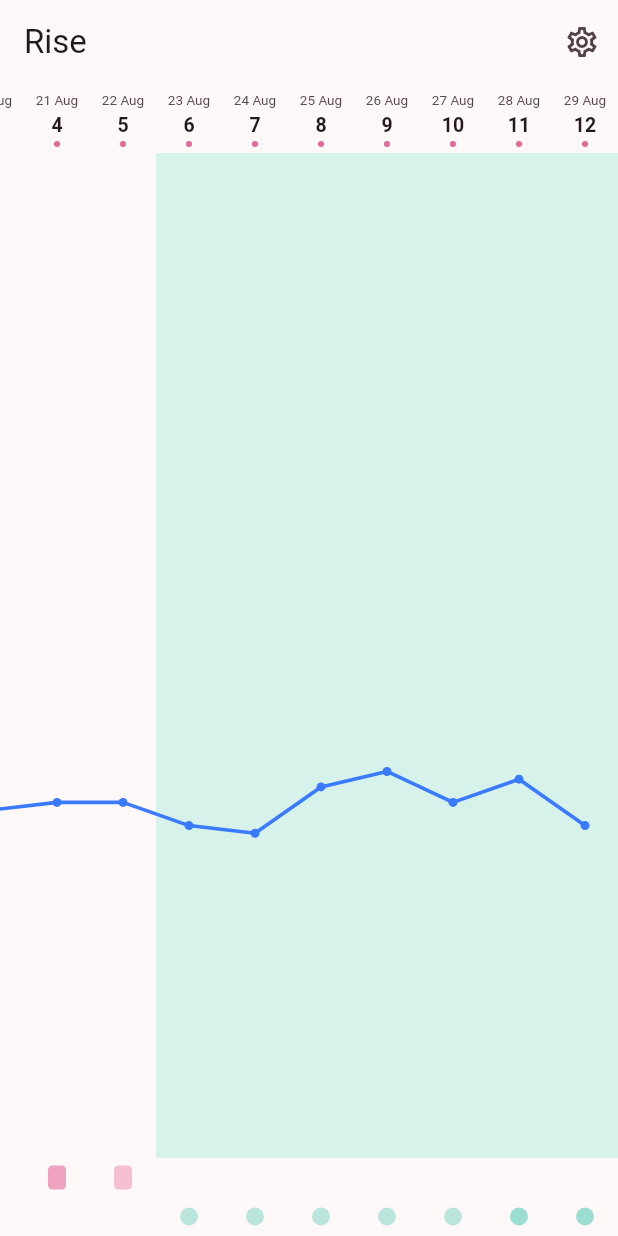
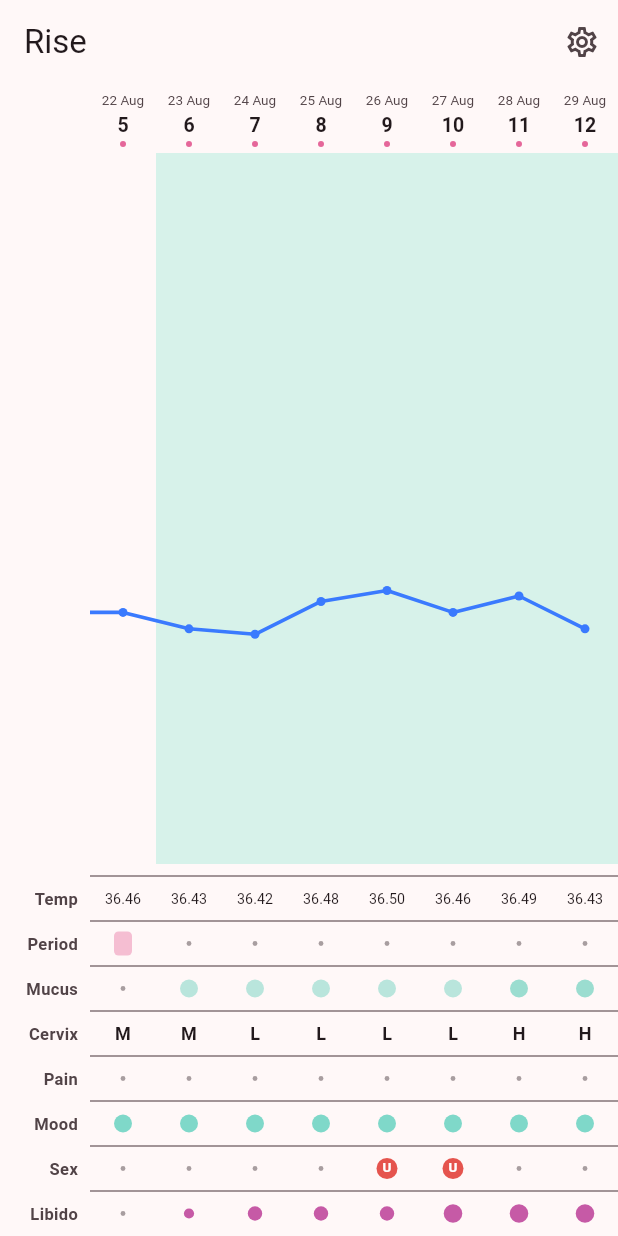
Before and after one commit to acidg/rise, a Flutter app: the screen it shows after launch, on a phone screen of 412 x 824 dp. Run offline on Flutter 3.47's test engine with Material 3 defaults, Android fonts, the phone set to English and light mode, and no system bars.

Commit message:
Add attribute table below the graph
Split the chart into a temperature graph and an attribute table that share one
horizontal scroll, with a frozen left gutter labelling the rows: Temp, Period,
Mucus, Cervix, Pain, Mood, Sex, Libido. Each day column shows a glyph per sign
(colored dots/bars, cervix letter, faint marker when nothing is logged), so the
other tracked values are visible per day as in the mockup.

```diff
--- /dev/null
+++ b/lib/ui/chart/attribute_table.dart
@@ -0,0 +1,246 @@
+import 'package:flutter/material.dart';
+
+import '../../domain/models/day_entry.dart';
+import '../../domain/models/signs.dart';
+import '../../theme/app_theme.dart';
+import 'chart_day.dart';
+import 'chart_painter.dart';
+
+/// Height of one attribute row in the table below the graph.
+const double kAttrRowHeight = 30;
+
+/// Row labels for the attribute table, shown in the frozen left gutter. The
+/// order matches the rows drawn by [AttributeTablePainter].
+const List<String> kAttrRowLabels = [
+  'Temp',
+  'Period',
+  'Mucus',
+  'Cervix',
+  'Pain',
+  'Mood',
+  'Sex',
+  'Libido',
+];
+
+/// Total height of the attribute table.
+double attrTableHeight() => kAttrRowLabels.length * kAttrRowHeight;
+
+const Map<Mood, Color> _moodColors = {
+  Mood.great: Color(0xFF37C2A8),
+  Mood.good: Color(0xFF7FD8C9),
+  Mood.neutral: Color(0xFFB6BDC8),
+  Mood.low: Color(0xFFF0A641),
+  Mood.irritable: Color(0xFFE5544E),
+};
+
+const Map<Intercourse, ({Color color, String letter})> _sexStyle = {
+  Intercourse.protectedSex: (color: Color(0xFF2FAE7A), letter: 'P'),
+  Intercourse.unprotectedSex: (color: Color(0xFFE5544E), letter: 'U'),
+  Intercourse.withdrawal: (color: Color(0xFFF0A641), letter: 'W'),
+  Intercourse.self: (color: Color(0xFF8A76D8), letter: 'S'),
+};
+
+const Color _libidoColor = Color(0xFFC65AA6);
+
+/// Draws the per-day attribute grid (one column per day, one row per sign),
+/// with faint row separators. Shares [kColumnWidth] with the graph so the two
+/// scroll together.
+class AttributeTablePainter extends CustomPainter {
+  final List<ChartDay> days;
+  final ChartColors colors;
+  final Color onSurface;
+  final Color muted;
+  final Color separator;
+
+  AttributeTablePainter({
+    required this.days,
+    required this.colors,
+    required this.onSurface,
+    required this.muted,
+    required this.separator,
+  });
+
+  double _centerX(int index) => index * kColumnWidth + kColumnWidth / 2;
+  double _rowCenter(int row) => row * kAttrRowHeight + kAttrRowHeight / 2;
+
+  @override
+  void paint(Canvas canvas, Size size) {
+    final separatorPaint = Paint()
+      ..color = separator
+      ..strokeWidth = 1;
+    // Row 0's line is the boundary between the graph and the table.
+    for (var row = 0; row < kAttrRowLabels.length; row++) {
+      final y = row * kAttrRowHeight;
+      canvas.drawLine(Offset(0, y), Offset(size.width, y), separatorPaint);
+    }
+
+    for (var i = 0; i < days.length; i++) {
+      final entry = days[i].entry;
+      final cx = _centerX(i);
+      _temperature(canvas, entry, cx, _rowCenter(0));
+      _period(canvas, entry.menstruation, cx, _rowCenter(1));
+      _mucus(canvas, entry.mucus, cx, _rowCenter(2));
+      _cervix(canvas, entry.cervix, cx, _rowCenter(3));
+      _pain(canvas, entry.pain, cx, _rowCenter(4));
+      _mood(canvas, entry.mood, cx, _rowCenter(5));
+      _sex(canvas, entry.intercourse, cx, _rowCenter(6));
+      _libido(canvas, entry.libido, cx, _rowCenter(7));
+    }
+  }
+
+  void _faint(Canvas canvas, double cx, double cy) {
+    canvas.drawCircle(
+      Offset(cx, cy),
+      1.6,
+      Paint()..color = muted.withValues(alpha: 0.5),
+    );
+  }
+
+  void _temperature(Canvas canvas, DayEntry entry, double cx, double cy) {
+    final temperature = entry.temperature;
+    if (temperature == null) {
+      _faint(canvas, cx, cy);
+      return;
+    }
+    _cellText(canvas, temperature.toStringAsFixed(2), cx, cy, onSurface, 9.5);
+  }
+
+  void _period(Canvas canvas, Menstruation menstruation, double cx, double cy) {
+    final alpha = switch (menstruation) {
+      Menstruation.heavy => 1.0,
+      Menstruation.medium => 0.85,
+      Menstruation.light => 0.6,
+      Menstruation.spotting => 0.4,
+      Menstruation.none => 0.0,
+    };
+    if (alpha == 0) {
+      _faint(canvas, cx, cy);
+      return;
+    }
+    canvas.drawRRect(
+      RRect.fromRectAndRadius(
+        Rect.fromCenter(center: Offset(cx, cy), width: 12, height: 16),
+        const Radius.circular(3),
+      ),
+      Paint()..color = colors.period.withValues(alpha: alpha),
+    );
+  }
+
+  void _mucus(Canvas canvas, CervicalMucus mucus, double cx, double cy) {
+    final alpha = switch (mucus) {
+      CervicalMucus.eggWhite => 1.0,
+      CervicalMucus.watery => 0.75,
+      CervicalMucus.creamy => 0.5,
+      CervicalMucus.sticky => 0.35,
+      CervicalMucus.dry || CervicalMucus.none => 0.0,
+    };
+    if (alpha == 0) {
+      _faint(canvas, cx, cy);
+      return;
+    }
+    canvas.drawCircle(
+      Offset(cx, cy),
+      6,
+      Paint()..color = colors.mucus.withValues(alpha: alpha),
+    );
+  }
+
+  void _cervix(Canvas canvas, Cervix? cervix, double cx, double cy) {
+    if (cervix == null) {
+      _faint(canvas, cx, cy);
+      return;
+    }
+    final letter = switch (cervix) {
+      Cervix.lowFirm => 'L',
+      Cervix.medium => 'M',
+      Cervix.highSoft => 'H',
+    };
+    _cellText(canvas, letter, cx, cy, onSurface, 12, bold: true);
+  }
+
+  int _painLevel(Pain pain) => switch (pain) {
+    Pain.none => 0,
+    Pain.mild => 1,
+    Pain.moderate => 2,
+    Pain.severe => 3,
+  };
+
+  void _pain(Canvas canvas, Pain pain, double cx, double cy) {
+    final level = _painLevel(pain);
+    if (level == 0) {
+      _faint(canvas, cx, cy);
+      return;
+    }
+    canvas.drawCircle(
+      Offset(cx, cy),
+      2 + level * 1.4,
+      Paint()..color = const Color(0xFFF0A641),
+    );
+  }
+
+  void _mood(Canvas canvas, Mood? mood, double cx, double cy) {
+    if (mood == null) {
+      _faint(canvas, cx, cy);
+      return;
+    }
+    canvas.drawCircle(Offset(cx, cy), 6, Paint()..color = _moodColors[mood]!);
+  }
+
+  void _sex(Canvas canvas, Intercourse intercourse, double cx, double cy) {
+    final style = _sexStyle[intercourse];
+    if (style == null) {
+      _faint(canvas, cx, cy);
+      return;
+    }
+    canvas.drawCircle(Offset(cx, cy), 7, Paint()..color = style.color);
+    _cellText(canvas, style.letter, cx, cy, Colors.white, 9, bold: true);
+  }
+
+  void _libido(Canvas canvas, Libido libido, double cx, double cy) {
+    final level = switch (libido) {
+      Libido.none => 0,
+      Libido.low => 1,
+      Libido.medium => 2,
+      Libido.high => 3,
+    };
+    if (level == 0) {
+      _faint(canvas, cx, cy);
+      return;
+    }
+    canvas.drawCircle(
+      Offset(cx, cy),
+      2 + level * 1.4,
+      Paint()..color = _libidoColor,
+    );
+  }
+
+  void _cellText(
+    Canvas canvas,
+    String value,
+    double cx,
+    double cy,
+    Color color,
+    double size, {
+    bool bold = false,
+  }) {
+    final painter = TextPainter(
+      text: TextSpan(
+        text: value,
+        style: TextStyle(
+          color: color,
+          fontSize: size,
+          fontWeight: bold ? FontWeight.w700 : FontWeight.w400,
+        ),
+      ),
+      textDirection: TextDirection.ltr,
+    )..layout();
+    painter.paint(
+      canvas,
+      Offset(cx - painter.width / 2, cy - painter.height / 2),
+    );
+  }
+
+  @override
+  bool shouldRepaint(AttributeTablePainter oldDelegate) =>
+      oldDelegate.days != days || oldDelegate.colors != colors;
+}
--- a/lib/ui/chart/chart_painter.dart
+++ b/lib/ui/chart/chart_painter.dart
@@ -1,17 +1,16 @@
 import 'package:flutter/material.dart';
 
-import '../../domain/models/signs.dart';
 import '../../theme/app_theme.dart';
 import 'chart_day.dart';
 
-/// Width of one day column. The chart scrolls horizontally by this unit.
+/// Width of one day column. The chart and the attribute table share this unit
+/// and scroll together.
 const double kColumnWidth = 44;
 
 const double _tempMin = 36.0;
 const double _tempMax = 37.3;
 const double _headerHeight = 46;
-const double _attrRowHeight = 26;
-const int _attrRowCount = 2; // period, then mucus
+const double _plotBottomPad = 8;
 
 const List<String> _monthAbbr = [
   'Jan', 'Feb', 'Mar', 'Apr', 'May', 'Jun', //
@@ -19,15 +18,16 @@
 ];
 
 /// Draws the temperature curve with the fertile window, ovulation, coverline,
-/// per-day headers, and the period and mucus attribute rows. Orientation is
-/// horizontal: one column per day, oldest on the left.
-class ChartPainter extends CustomPainter {
+/// and the per-day header (date, cycle day, entry indicator). The other signs
+/// are drawn by the attribute table below. Horizontal: one column per day,
+/// oldest on the left.
+class GraphPainter extends CustomPainter {
   final List<ChartDay> days;
   final ChartColors colors;
   final Color onSurface;
   final Color muted;
 
-  ChartPainter({
+  GraphPainter({
     required this.days,
     required this.colors,
     required this.onSurface,
@@ -37,7 +37,7 @@
   @override
   void paint(Canvas canvas, Size size) {
     final plotTop = _headerHeight;
-    final plotBottom = size.height - _attrRowCount * _attrRowHeight;
+    final plotBottom = size.height - _plotBottomPad;
     if (plotBottom <= plotTop) {
       return;
     }
@@ -47,7 +47,6 @@
     _paintOvulation(canvas, plotTop, plotBottom);
     _paintTemperature(canvas, plotTop, plotBottom);
     _paintHeaders(canvas);
-    _paintAttributes(canvas, plotBottom);
   }
 
   double _centerX(int index) => index * kColumnWidth + kColumnWidth / 2;
@@ -75,7 +74,6 @@
     final paint = Paint()
       ..color = colors.coverline
       ..strokeWidth = 1.5;
-    // Draw one dashed segment per run of days that share a coverline value.
     var i = 0;
     while (i < days.length) {
       final cover = days[i].coverline;
@@ -158,59 +156,6 @@
     }
   }
 
-  void _paintAttributes(Canvas canvas, double plotBottom) {
-    final periodRowY = plotBottom + _attrRowHeight / 2;
-    final mucusRowY = plotBottom + _attrRowHeight + _attrRowHeight / 2;
-    for (var i = 0; i < days.length; i++) {
-      final centerX = _centerX(i);
-      final entry = days[i].entry;
-
-      final periodColor = _periodColor(entry.menstruation);
-      if (periodColor != null) {
-        canvas.drawRRect(
-          RRect.fromRectAndRadius(
-            Rect.fromCenter(
-              center: Offset(centerX, periodRowY),
-              width: 12,
-              height: 16,
-            ),
-            const Radius.circular(3),
-          ),
-          Paint()..color = periodColor,
-        );
-      }
-
-      final mucusColor = _mucusColor(entry.mucus);
-      if (mucusColor != null) {
-        canvas.drawCircle(
-          Offset(centerX, mucusRowY),
-          6,
-          Paint()..color = mucusColor,
-        );
-      }
-    }
-  }
-
-  Color? _periodColor(Menstruation menstruation) {
-    return switch (menstruation) {
-      Menstruation.heavy => colors.period,
-      Menstruation.medium => colors.period.withValues(alpha: 0.85),
-      Menstruation.light => colors.period.withValues(alpha: 0.6),
-      Menstruation.spotting => colors.period.withValues(alpha: 0.4),
-      Menstruation.none => null,
-    };
-  }
-
-  Color? _mucusColor(CervicalMucus mucus) {
-    return switch (mucus) {
-      CervicalMucus.eggWhite => colors.mucus,
-      CervicalMucus.watery => colors.mucus.withValues(alpha: 0.75),
-      CervicalMucus.creamy => colors.mucus.withValues(alpha: 0.5),
-      CervicalMucus.sticky => colors.mucus.withValues(alpha: 0.35),
-      CervicalMucus.dry || CervicalMucus.none => null,
-    };
-  }
-
   void _dashedLine(Canvas canvas, Offset from, Offset to, Paint paint) {
     const dash = 4.0;
     const gap = 3.0;
@@ -252,6 +197,6 @@
   }
 
   @override
-  bool shouldRepaint(ChartPainter oldDelegate) =>
+  bool shouldRepaint(GraphPainter oldDelegate) =>
       oldDelegate.days != days || oldDelegate.colors != colors;
 }
--- a/lib/ui/chart/chart_screen.dart
+++ b/lib/ui/chart/chart_screen.dart
@@ -4,11 +4,17 @@
 import '../app_controller.dart';
 import '../detail/day_detail_sheet.dart';
 import '../settings/settings_screen.dart';
+import 'attribute_table.dart';
 import 'chart_day.dart';
 import 'chart_painter.dart';
 
-/// The primary screen: a horizontally scrolling chart of temperature and the
-/// other daily signs. Tapping a day opens its editable detail sheet.
+const double _gutterWidth = 60;
+const double _minGraphHeight = 160;
+
+/// The primary screen: a horizontally scrolling chart of temperature with an
+/// attribute table of the other daily signs below it, sharing one horizontal
+/// scroll. A frozen left gutter labels the table rows. Tapping a day opens its
+/// editable detail sheet.
 class ChartScreen extends StatefulWidget {
   final AppController controller;
 
@@ -41,6 +47,9 @@
   Widget build(BuildContext context) {
     final theme = Theme.of(context);
     final chartColors = theme.extension<ChartColors>()!;
+    final onSurface = theme.colorScheme.onSurface;
+    final muted = theme.colorScheme.onSurfaceVariant;
+
     return Scaffold(
       appBar: AppBar(
         title: const Text('Rise'),
@@ -67,32 +76,61 @@
           }
           return LayoutBuilder(
             builder: (context, constraints) {
-              return SingleChildScrollView(
+              final totalWidth = days.length * kColumnWidth;
+              final tableHeight = attrTableHeight();
+              final graphHeight = (constraints.maxHeight - tableHeight)
+                  .clamp(_minGraphHeight, double.infinity)
+                  .toDouble();
+
+              return Row(
+                crossAxisAlignment: CrossAxisAlignment.start,
+                children: [
+                  _gutter(graphHeight, muted),
+                  Expanded(
+                    child: SingleChildScrollView(
                       scrollDirection: Axis.horizontal,
                       reverse: true, // start at the most recent day
                       child: GestureDetector(
                         key: const Key('chart'),
                         behavior: HitTestBehavior.opaque,
                         onTapUp: (details) {
-                    final index = (details.localPosition.dx / kColumnWidth)
-                        .floor();
+                          final index =
+                              (details.localPosition.dx / kColumnWidth).floor();
                           if (index >= 0 && index < days.length) {
                             _openDetail(days[index]);
                           }
                         },
-                  child: CustomPaint(
-                    size: Size(
-                      days.length * kColumnWidth,
-                      constraints.maxHeight,
-                    ),
-                    painter: ChartPainter(
+                        child: SizedBox(
+                          width: totalWidth,
+                          height: graphHeight + tableHeight,
+                          child: Column(
+                            children: [
+                              CustomPaint(
+                                size: Size(totalWidth, graphHeight),
+                                painter: GraphPainter(
                                   days: days,
                                   colors: chartColors,
-                      onSurface: theme.colorScheme.onSurface,
-                      muted: theme.colorScheme.onSurfaceVariant,
+                                  onSurface: onSurface,
+                                  muted: muted,
+                                ),
+                              ),
+                              CustomPaint(
+                                size: Size(totalWidth, tableHeight),
+                                painter: AttributeTablePainter(
+                                  days: days,
+                                  colors: chartColors,
+                                  onSurface: onSurface,
+                                  muted: muted,
+                                  separator: theme.dividerColor,
+                                ),
+                              ),
+                            ],
                           ),
                         ),
                       ),
+                    ),
+                  ),
+                ],
               );
             },
           );
@@ -100,4 +138,31 @@
       ),
     );
   }
+
+  Widget _gutter(double graphHeight, Color muted) {
+    final labelStyle = TextStyle(
+      fontSize: 11,
+      color: muted,
+      fontWeight: FontWeight.w600,
+    );
+    return SizedBox(
+      width: _gutterWidth,
+      child: Column(
+        children: [
+          SizedBox(height: graphHeight),
+          for (final label in kAttrRowLabels)
+            SizedBox(
+              height: kAttrRowHeight,
+              child: Align(
+                alignment: Alignment.centerRight,
+                child: Padding(
+                  padding: const EdgeInsets.only(right: 8),
+                  child: Text(label, style: labelStyle),
+                ),
+              ),
+            ),
+        ],
+      ),
+    );
   }
+}
```
Lines whose indentation alone changed are shown as unchanged.
